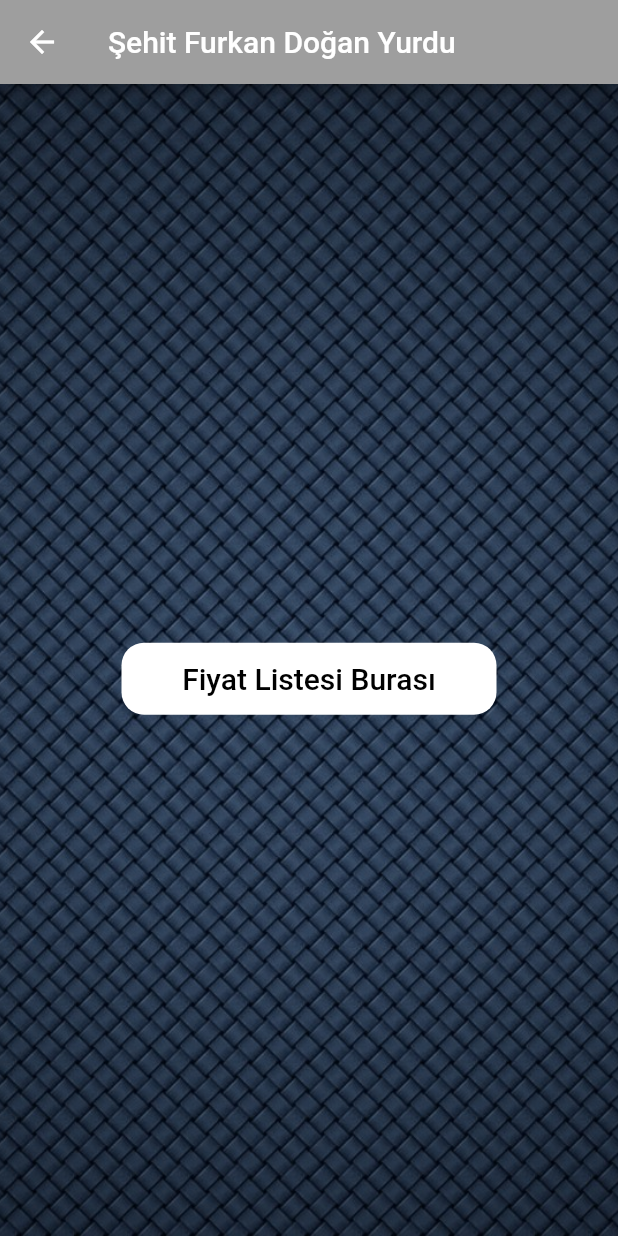
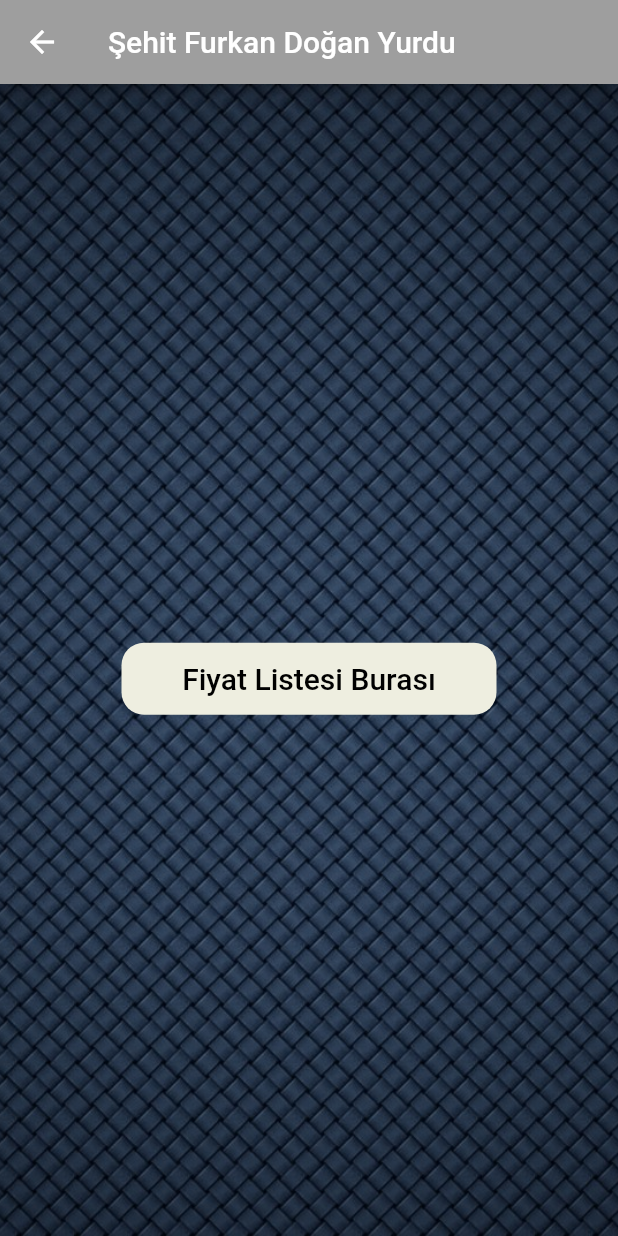
Before and after one commit to memin745/Flutter_Yurt, a Flutter app: the OdemelerPage screen opened directly, after a tap on the "arrow back" icon, after a tap on "Fiyat Listesi", on a phone screen of 412 x 824 dp. Run offline on Flutter 3.47's test engine with Material 2 defaults, Android fonts, the phone set to English and light mode, and no system bars; our stand-ins replace carousel_pro.

Commit message:
düzenleme2

```diff
--- a/lib/kantin/fiyatlistesi.dart
+++ b/lib/kantin/fiyatlistesi.dart
@@ -43,7 +43,7 @@ class _FiyatListesiPageState extends State<FiyatListesiPage> {
                 margin: EdgeInsets.only(top: 25),
                 decoration: BoxDecoration(
                   borderRadius: BorderRadius.circular(15),
-                  color: Colors.white,
+                  color: Color(0xFFeeeee0),
                 ),
                 width: 250,
                 child: TextButton(
--- a/lib/kantin/kantin.dart
+++ b/lib/kantin/kantin.dart
@@ -64,7 +64,7 @@ class _KantinPageState extends State<KantinPage> {
                 margin: EdgeInsets.only(top: 25),
                 decoration: BoxDecoration(
                   borderRadius: BorderRadius.circular(15),
-                  color: Colors.white,
+                  color: Color(0xFFeeeee0),
                 ),
                 width: 250,
                 height: size.height*0.08,
@@ -85,7 +85,7 @@ class _KantinPageState extends State<KantinPage> {
                   margin: EdgeInsets.only(top: 10),
                   decoration: BoxDecoration(
                     borderRadius: BorderRadius.circular(15),
-                    color: Colors.white,
+                    color: Color(0xFFeeeee0),
                   ),
                   width: 250,
                   height: size.height*0.08,
@@ -102,7 +102,7 @@ class _KantinPageState extends State<KantinPage> {
               margin: EdgeInsets.only(top: 10),
               decoration: BoxDecoration(
                 borderRadius: BorderRadius.circular(15),
-                color: Colors.white,
+                color: Color(0xFFeeeee0),
               ),
               width: 250,
               height: size.height*0.08,
--- a/lib/kantin/ödemeyap.dart
+++ b/lib/kantin/ödemeyap.dart
@@ -42,7 +42,7 @@ class _OdemelerPageState extends State<OdemelerPage> {
                 margin: EdgeInsets.only(top: 25),
                 decoration: BoxDecoration(
                   borderRadius: BorderRadius.circular(15),
-                  color: Colors.white,
+                  color: Color(0xFFeeeee0),
                 ),
                 width: 250,
                 child: TextButton(
```
